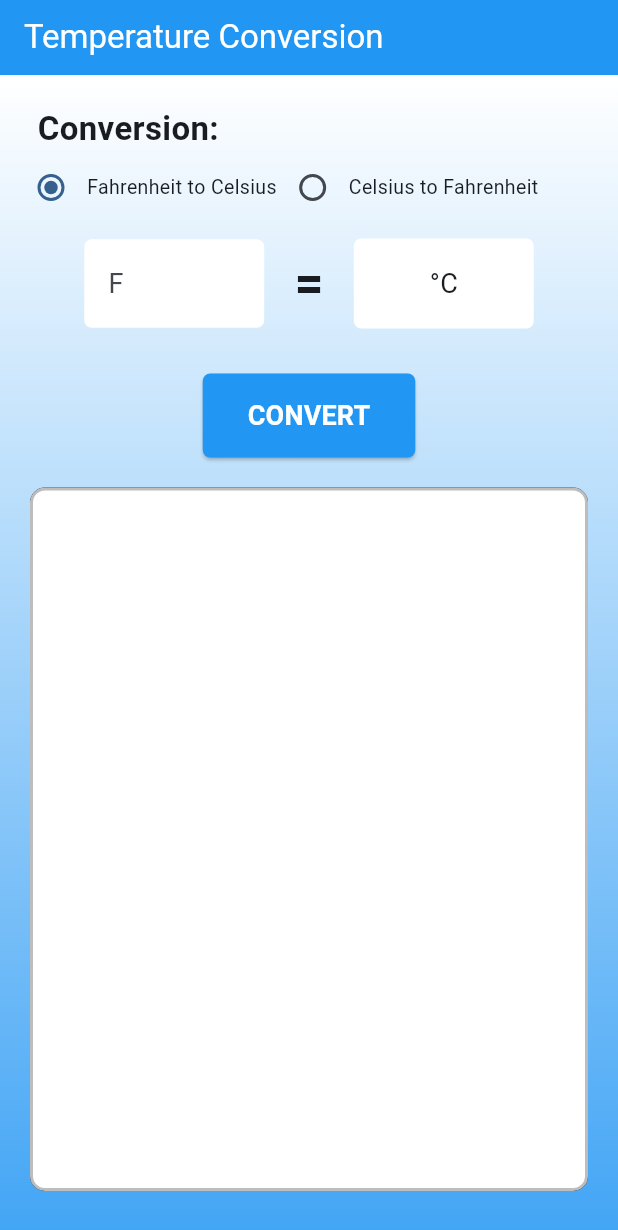
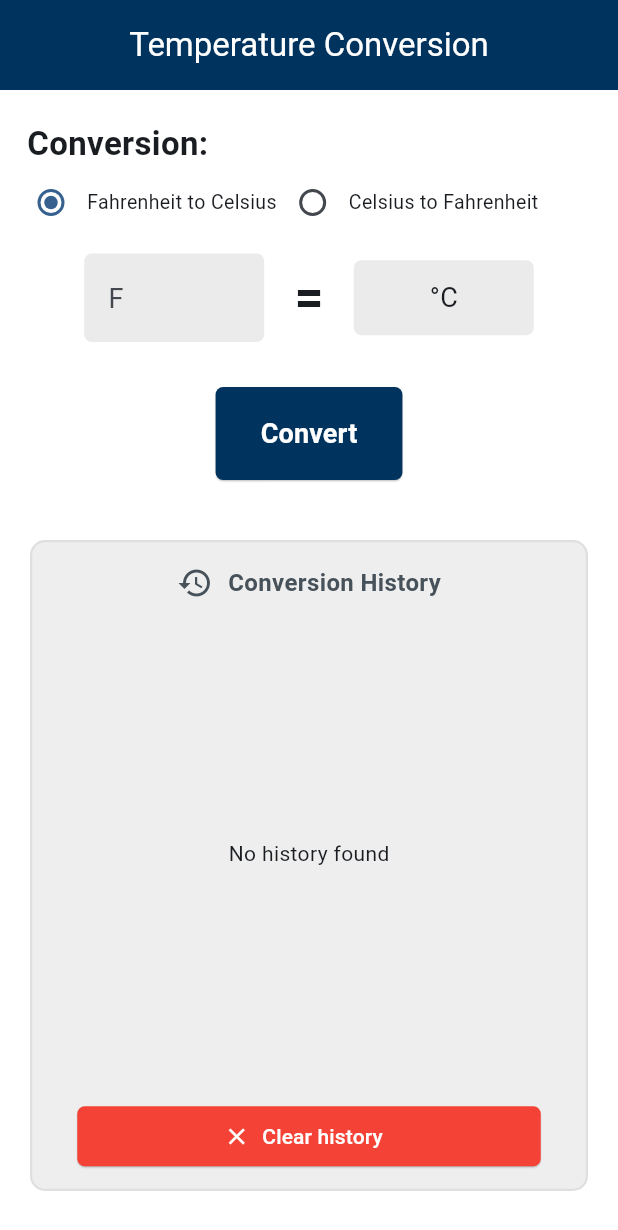
Before and after one commit to degide/temperature-converter, a Flutter app: the screen it shows after launch, on a phone screen of 412 x 824 dp. Shown: the top 1230 px of the screen. Run offline on Flutter 3.47's test engine with Material 3 defaults, Android fonts, the phone set to English and light mode, and no system bars.

Commit message:
Final fix

```diff
--- a/lib/main.dart
+++ b/lib/main.dart
@@ -15,7 +15,7 @@ class TemperatureConverterApp extends StatelessWidget {
       theme: ThemeData(
         colorScheme: ColorScheme.fromSeed(seedColor: Colors.blue),
         appBarTheme: AppBarTheme(
-          backgroundColor: Colors.blue,
+          backgroundColor: const Color.fromARGB(255, 0, 51, 93),
           foregroundColor: Colors.white,
           toolbarHeight: 50,
         )
--- a/lib/screens/converter_screen.dart
+++ b/lib/screens/converter_screen.dart
@@ -44,31 +44,27 @@ class _TemperatureConverterScreenState extends State<TemperatureConverterScreen>
     }
   }
 
+  void _clearHistory(){
+    setState(() {
+      _history.clear();
+    });
+  }
+
   @override
   Widget build(BuildContext context) {
     return Scaffold(
       appBar: AppBar(
-        title: const Text(
-          "Temperature Conversion",
-        ),
+        title: const Text("Temperature Conversion"),
+        centerTitle: true,
+        toolbarHeight: 60,
       ),
-      backgroundColor: Colors.blue.shade400,
+      backgroundColor: Colors.white,
       resizeToAvoidBottomInset: true,
       body: SafeArea(
         child: OrientationBuilder(
           builder: (context, orientation) {
             return Container(
               padding: const EdgeInsets.all(10),
-              decoration: BoxDecoration(
-                gradient: LinearGradient(
-                  colors: [
-                    Colors.white,
-                    Colors.blue.shade400,
-                  ],
-                  begin: Alignment.topCenter,
-                  end: Alignment.bottomCenter,
-                ),
-              ),
               child:
                   orientation == Orientation.portrait
                       ? Column(
@@ -81,7 +77,15 @@ class _TemperatureConverterScreenState extends State<TemperatureConverterScreen>
                                     : null,
                             convert: _convert,
                           ),
-                          Expanded(child: ConversionHistory(history: _history)),
+                          Expanded(
+                            child: Padding(
+                              padding: EdgeInsets.only(top: 20),
+                              child: ConversionHistory(
+                                history: _history,
+                                clearHistory: _clearHistory,
+                              ),
+                            ),
+                          ),
                         ],
                       )
                       : Row(
@@ -100,7 +104,10 @@ class _TemperatureConverterScreenState extends State<TemperatureConverterScreen>
                             Expanded(
                               child: SizedBox(
                                 height: MediaQuery.of(context).size.height,
-                                child: ConversionHistory(history: _history),
+                                child: ConversionHistory(
+                                  history: _history,
+                                  clearHistory: _clearHistory,
+                                ),
                               ),
                             ),
                           ],
--- a/lib/widgets/conversion_history.dart
+++ b/lib/widgets/conversion_history.dart
@@ -6,29 +6,60 @@ import '../models/converter_models.dart';
 class ConversionHistory extends StatelessWidget {
   const ConversionHistory({
     super.key,
-    required List<TemperatureConversion> history,
-  }) : _history = history;
+    required this.history,
+    required this.clearHistory
+  });
 
-  final List<TemperatureConversion> _history;
+  final List<TemperatureConversion> history;
+  final void Function() clearHistory;
 
   @override
   Widget build(BuildContext context) {
     return Container(
       decoration: BoxDecoration(
-        boxShadow: List.of([BoxShadow(color: Colors.black)]),
+        // boxShadow: List.of([
+        //   BoxShadow(
+        //     color: const Color.fromARGB(255, 205, 205, 205),
+        //     spreadRadius: 3,
+        //     blurRadius: 4,
+        //   )
+        // ]),
         borderRadius: BorderRadius.circular(10),
-        color: Colors.white,
-        border: Border.all(color: Colors.grey.shade400, width: 2),
+        color: const Color.fromARGB(255, 238, 238, 238),
+        border: Border.all(color: const Color.fromARGB(255, 223, 223, 223), width: 1.5),
       ),
       margin: EdgeInsets.only(left: 10, right: 10, bottom: 20),
       padding: EdgeInsets.all(10),
+      child: Column(
+        children: [
+          Padding(
+            padding: EdgeInsets.only(bottom: 20, top: 5),
+            child: Wrap(
+              spacing: 10,
+              direction: Axis.horizontal,
+              crossAxisAlignment: WrapCrossAlignment.center,
+              children: [
+                Icon(Icons.history, color: const Color.fromARGB(255, 70, 81, 90)),
+                Text(
+                  "Conversion History",
+                  style: TextStyle(
+                    fontSize: 16,
+                    fontWeight: FontWeight.bold,
+                    color: const Color.fromARGB(255, 70, 81, 90),
+                  ),
+                )
+              ],
+            ),
+          ),
+          history.isNotEmpty ? Expanded(
             child: ListView.builder(
               shrinkWrap: true,
               physics: ScrollPhysics(),
-        itemCount: _history.length,
+              itemCount: history.length,
               itemBuilder: (context, index) {
-          final entry = _history[index];
+                final entry = history[index];
                 return ListTile(
+                  leading: Icon(Icons.thermostat, color: Colors.grey),
                   title: Text(
                     '${entry.conversionType == ConversionType.celsiusToFahrenheit ? "°C to F" : "F to °C"}: ${entry.value} = ${entry.result.toStringAsFixed(2)}',
                     style: TextStyle(fontSize: 18, fontWeight: FontWeight.bold),
@@ -36,6 +67,38 @@ class ConversionHistory extends StatelessWidget {
                 );
               },
             ),
+          ) : const Expanded(
+            child: Center(
+              child: Text('No history found'),
+            ),
+          ),
+          Row(
+            children: [
+              Expanded(
+                child: Padding(
+                  padding: EdgeInsets.only(top: 20, bottom: 5, left: 20, right: 20),
+                  child: SizedBox(
+                    width: double.infinity,
+                    height: 40,
+                    child: ElevatedButton.icon(
+                      onPressed: clearHistory,
+                      style: ElevatedButton.styleFrom(
+                        shape: RoundedRectangleBorder(
+                          borderRadius: BorderRadius.circular(5),
+                        ),
+                        elevation: 0.5,
+                        backgroundColor: Colors.red,
+                      ),
+                      icon: Icon(Icons.clear, color: Colors.white,),
+                      label: const Text('Clear history', style: TextStyle(color: Colors.white),),
+                    ),
+                  )
+                ),
+              ),
+            ],
+          ),
+        ],
+      ),
     );
   }
 }
--- a/lib/widgets/temperature_converter.dart
+++ b/lib/widgets/temperature_converter.dart
@@ -25,7 +25,7 @@ class _TemperatureConverterState extends State<TemperatureConverter> {
       crossAxisAlignment: CrossAxisAlignment.start,
       children: [
         Padding(
-          padding: EdgeInsets.only(left: 15, right: 15, top: 10),
+          padding: EdgeInsets.only(left: 8, right: 15, top: 10),
           child: const Text(
             "Conversion:",
             style: TextStyle(fontSize: 22, fontWeight: FontWeight.bold),
@@ -73,7 +73,7 @@ class _TemperatureConverterState extends State<TemperatureConverter> {
               Container(
                 width: 120,
                 decoration: BoxDecoration(
-                  color: Colors.white,
+                  color: const Color.fromARGB(255, 235, 235, 235),
                   borderRadius: BorderRadius.all(Radius.circular(5)),
                 ),
                 child: TextField(
@@ -102,9 +102,9 @@ class _TemperatureConverterState extends State<TemperatureConverter> {
               ),
               Container(
                 width: 120,
-                height: 60,
+                height: 50,
                 decoration: BoxDecoration(
-                  color: Colors.white,
+                  color: const Color.fromARGB(255, 235, 235, 235),
                   borderRadius: const BorderRadius.all(Radius.circular(5)),
                 ),
                 child: Center(
@@ -123,21 +123,22 @@ class _TemperatureConverterState extends State<TemperatureConverter> {
             child: ElevatedButton(
               clipBehavior: Clip.hardEdge,
               style: ElevatedButton.styleFrom(
-                backgroundColor: Colors.blue,
+                backgroundColor: const Color.fromARGB(255, 0, 51, 93),
                 foregroundColor: Colors.white,
                 padding: const EdgeInsets.symmetric(
                   horizontal: 30,
-                  vertical: 15,
+                  vertical: 18,
                 ),
                 shape: RoundedRectangleBorder(
                   borderRadius: BorderRadius.circular(5),
                 ),
+                elevation: 0.5
               ),
               onPressed: () {
                 widget.convert(_inputValue, _conversionType);
               },
               child: const Text(
-                'CONVERT',
+                'Convert',
                 style: TextStyle(fontSize: 18, fontWeight: FontWeight.bold),
               ),
             ),
```
Lines whose indentation alone changed are shown as unchanged.
